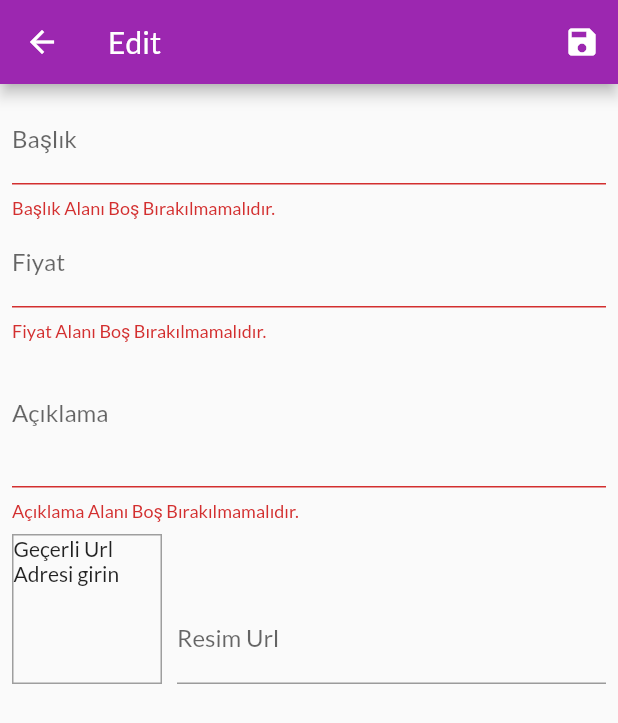
After one commit to Ramekici/flutter-e-commerce-dogal, a Flutter app: the EditProductScreen screen opened by its route, after a tap on the "save" icon, on a phone screen of 412 x 824 dp. The commit adds this screen. Shown: the top 723 px of the screen. Run offline on Flutter 3.47's test engine with Material 2 defaults, Android fonts, the phone set to English and light mode, and no system bars; network calls fail.

Commit message:
edit screen added

```diff
--- a/lib/main.dart
+++ b/lib/main.dart
@@ -1,6 +1,9 @@
 import 'package:flutter/material.dart';
 import 'package:provider/provider.dart';
 
+
+import './screens/edit_product_screen.dart';
+import './screens/user_products_screen.dart';
 import './screens/cart_screen.dart';
 import './providers/cart.dart';
 import './providers/products.dart';
@@ -37,6 +40,8 @@ class MyApp extends StatelessWidget {
           ProductDetailScreen.routeName: (ctx) => ProductDetailScreen(),
           CartScreen.routeName: (ctx) => CartScreen(),
           OrdersScreen.routeName: (ctx) => OrdersScreen(),
+          UserProductsScreen.routeName: (ctx) => UserProductsScreen(),
+          EditProductScreen.routeName: (ctx) => EditProductScreen(),
         },
       ),
     );
--- a/lib/providers/product.dart
+++ b/lib/providers/product.dart
@@ -6,14 +6,15 @@ class Product with ChangeNotifier {
   final String description;
   final double price;
   final String imageurl;
-  bool isFavorite = false;
+  bool isFavorite;
 
-  Product(
-      {@required this.id,
+  Product({
+    @required this.id,
       @required this.title,
       @required this.description,
       @required this.price,
-      @required this.imageurl});
+      @required this.imageurl,
+      this.isFavorite: false});
 
       void toggleFavorite(){
         isFavorite = !isFavorite;
--- /dev/null
+++ b/lib/screens/edit_product_screen.dart
@@ -0,0 +1,244 @@
+import 'package:flutter/material.dart';
+import 'package:provider/provider.dart';
+
+import '../providers/product.dart';
+import '../providers/products.dart';
+
+class EditProductScreen extends StatefulWidget {
+  static String routeName = '/edit-product';
+
+  @override
+  _EditProductScreenState createState() => _EditProductScreenState();
+}
+
+class _EditProductScreenState extends State<EditProductScreen> {
+  final _priceFocusNode = FocusNode();
+  final _descFocusNode = FocusNode();
+  final _imageUrlController = TextEditingController();
+  final _imgUrlFocusNode = FocusNode();
+  final _form = GlobalKey<FormState>();
+
+  var _editedProduct =
+      Product(id: null, title: '', description: '', price: 0, imageurl: '');
+  var _initFonk = true;
+  var _initValues = {
+    'title': '',
+    'description': '',
+    'price': '',
+    'imageurl': ''
+  };
+
+  @override
+  void initState() {
+    print('intial');
+    _imgUrlFocusNode.addListener(_updateImageUrl);
+    super.initState();
+  }
+
+  @override
+  void didChangeDependencies() {
+    print('intialdii');
+    if (_initFonk) {
+      final productId = ModalRoute.of(context).settings.arguments as String;
+      print(productId);
+      if (productId != null) {
+        _editedProduct =
+            Provider.of<Products>(context, listen: false).findById(productId);
+        print(_editedProduct);
+        _initValues = {
+          'title': _editedProduct.title,
+          'description': _editedProduct.description,
+          'price': _editedProduct.price.toString(),
+          'imageurl': ''
+        };
+        _imageUrlController.text = _editedProduct.imageurl;
+      }
+    }
+    _initFonk = false;
+    super.didChangeDependencies();
+  }
+
+  void _updateImageUrl() {
+    if (!_imgUrlFocusNode.hasFocus) {
+      if (_imageUrlController.text.isEmpty ||
+          (!_imageUrlController.text.startsWith('http') &&
+              !_imageUrlController.text.startsWith('https')) ||
+          (!_imageUrlController.text.endsWith('png') &&
+              !_imageUrlController.text.endsWith('jpg') &&
+              !_imageUrlController.text.endsWith('jpeg'))) {
+        return;
+      }
+      setState(() {});
+    }
+  }
+
+   @override
+    void dispose() {
+      _imgUrlFocusNode.removeListener(_updateImageUrl);
+      _priceFocusNode.dispose();
+      _descFocusNode.dispose();
+      _imageUrlController.dispose();
+      _imgUrlFocusNode.dispose();
+      super.dispose();
+    }
+
+   void _saveForm() {
+      final isValid = _form.currentState.validate();
+      if (!isValid) {
+        return;
+      }
+      _form.currentState.save();
+      if (_editedProduct.id != null) {
+        Provider.of<Products>(context, listen: false)
+            .updateProduct(_editedProduct.id, _editedProduct);
+      } else {
+        Provider.of<Products>(context, listen: false)
+            .addProduct(_editedProduct);
+      }
+      Navigator.of(context).pop();
+    }
+
+
+  @override
+  Widget build(BuildContext context) {
+
+    return Scaffold(
+        appBar: AppBar(
+          title: Text('Edit'),
+          actions: <Widget>[
+            IconButton(icon: Icon(Icons.save), onPressed: _saveForm),
+          ],
+        ),
+        body: Padding(
+          padding: const EdgeInsets.all(8.0),
+          child: Form(
+            key: _form,
+            child: ListView(
+              children: <Widget>[
+                TextFormField(
+                  initialValue: _initValues['title'],
+                  decoration: InputDecoration(labelText: 'Başlık'),
+                  textInputAction: TextInputAction.next,
+                  onFieldSubmitted: (_) {
+                    FocusScope.of(context).requestFocus(_priceFocusNode);
+                  },
+                  validator: (value) {
+                    if (value.isEmpty) {
+                      return 'Başlık Alanı Boş Bırakılmamalıdır.';
+                    }
+                    return null;
+                  },
+                  onSaved: (val) {
+                    _editedProduct = Product(
+                        id: _editedProduct.id,
+                        title: val,
+                        description: _editedProduct.description,
+                        price: _editedProduct.price,
+                        imageurl: _editedProduct.imageurl,
+                        isFavorite: _editedProduct.isFavorite);
+                  },
+                ),
+                TextFormField(
+                  initialValue: _initValues['price'],
+                  decoration: InputDecoration(labelText: 'Fiyat'),
+                  textInputAction: TextInputAction.next,
+                  keyboardType: TextInputType.number,
+                  focusNode: _priceFocusNode,
+                  onFieldSubmitted: (_) {
+                    FocusScope.of(context).requestFocus(_descFocusNode);
+                  },
+                  validator: (value) {
+                    if (value.isEmpty) {
+                      return 'Fiyat Alanı Boş Bırakılmamalıdır.';
+                    }
+                    if (double.tryParse(value) == null) {
+                      return 'Fiyat Alanı geçerli rakam gir.';
+                    }
+                    if (double.parse(value) < 0) {
+                      return 'Fiyat Alanı 0 üzerinde gir.';
+                    }
+                    return null;
+                  },
+                  onSaved: (val) {
+                    _editedProduct = Product(
+                        id: _editedProduct.id,
+                        title: _editedProduct.title,
+                        description: _editedProduct.description,
+                        price: double.parse(val),
+                        imageurl: _editedProduct.imageurl,
+                        isFavorite: _editedProduct.isFavorite);
+                  },
+                ),
+                TextFormField(
+                  initialValue: _initValues['description'],
+                  decoration: InputDecoration(labelText: 'Açıklama'),
+                  maxLines: 3,
+                  textInputAction: TextInputAction.next,
+                  focusNode: _descFocusNode,
+                  keyboardType: TextInputType.multiline,
+                  validator: (value) {
+                    if (value.isEmpty) {
+                      return 'Açıklama Alanı Boş Bırakılmamalıdır.';
+                    }
+                    if (value.length < 10) {
+                      return '10 Karakterden fazla değer gir.';
+                    }
+                    return null;
+                  },
+                  onSaved: (val) {
+                    _editedProduct = Product(
+                        id: _editedProduct.id,
+                        title: _editedProduct.title,
+                        description: val,
+                        price: _editedProduct.price,
+                        imageurl: _editedProduct.imageurl,
+                        isFavorite: _editedProduct.isFavorite);
+                  },
+                ),
+                Row(
+                    crossAxisAlignment: CrossAxisAlignment.end,
+                    children: <Widget>[
+                      Container(
+                          width: 100,
+                          height: 100,
+                          margin: EdgeInsets.only(top: 8, right: 10),
+                          decoration: BoxDecoration(
+                              border: Border.all(
+                            width: 1,
+                            color: Colors.grey,
+                          )),
+                          child: _imageUrlController.text.isEmpty
+                              ? Text('Geçerli Url Adresi girin')
+                              : FittedBox(
+                                  child: Image.network(
+                                  _imageUrlController.text,
+                                  fit: BoxFit.cover,
+                                ))),
+                      Expanded(
+                        child: TextFormField(
+                          decoration: InputDecoration(labelText: 'Resim Url'),
+                          textInputAction: TextInputAction.done,
+                          keyboardType: TextInputType.url,
+                          controller: _imageUrlController,
+                          focusNode: _imgUrlFocusNode,
+                          onSaved: (val) {
+                            _editedProduct = Product(
+                                id: _editedProduct.id,
+                                title: _editedProduct.title,
+                                description: _editedProduct.description,
+                                price: _editedProduct.price,
+                                imageurl: val,
+                                isFavorite: _editedProduct.isFavorite);
+                          },
+                          onFieldSubmitted: (_) {
+                            _saveForm();
+                          },
+                        ),
+                      ),
+                    ])
+              ],
+            ),
+          ),
+        ));
+  }
+}
```
Also changed, not shown: lib/providers/cart.dart (+13 -2 lines), lib/providers/products.dart (+24 -2 lines), lib/screens/user_products_screen.dart (added, +43 -0 lines), lib/widgets/app_drawer.dart (+25 -17 lines), lib/widgets/cart_item.dart (+27 -5 lines), lib/widgets/product_item.dart (+13 -2 lines), lib/widgets/user_products_item.dart (added, +35 -0 lines).
